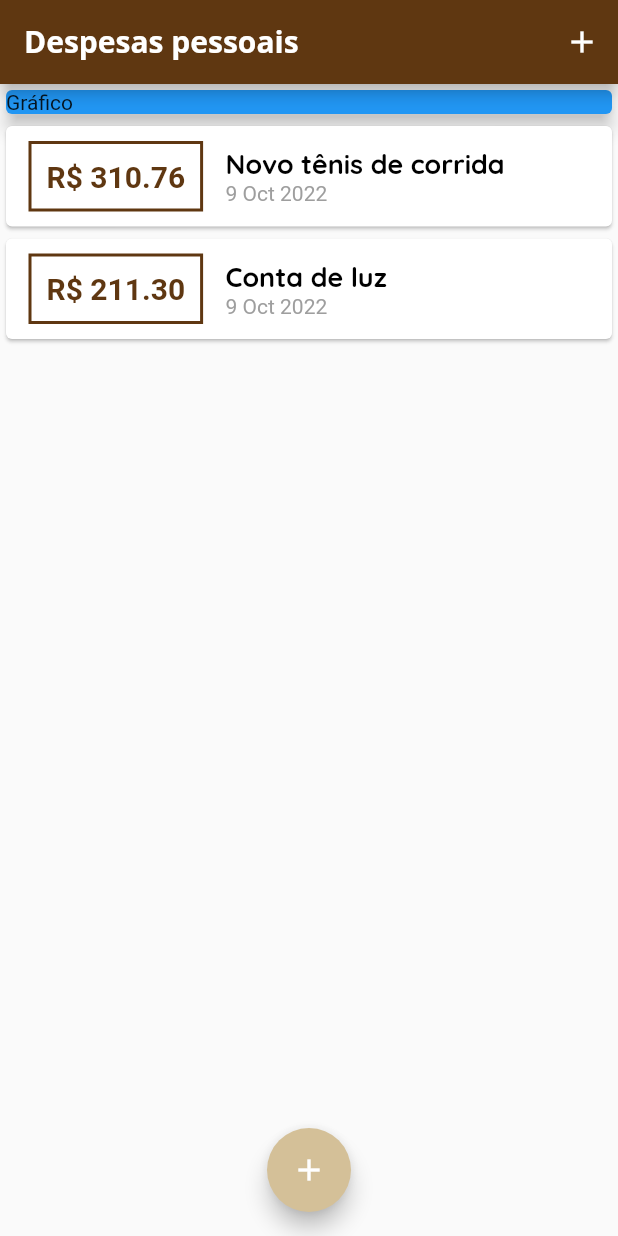
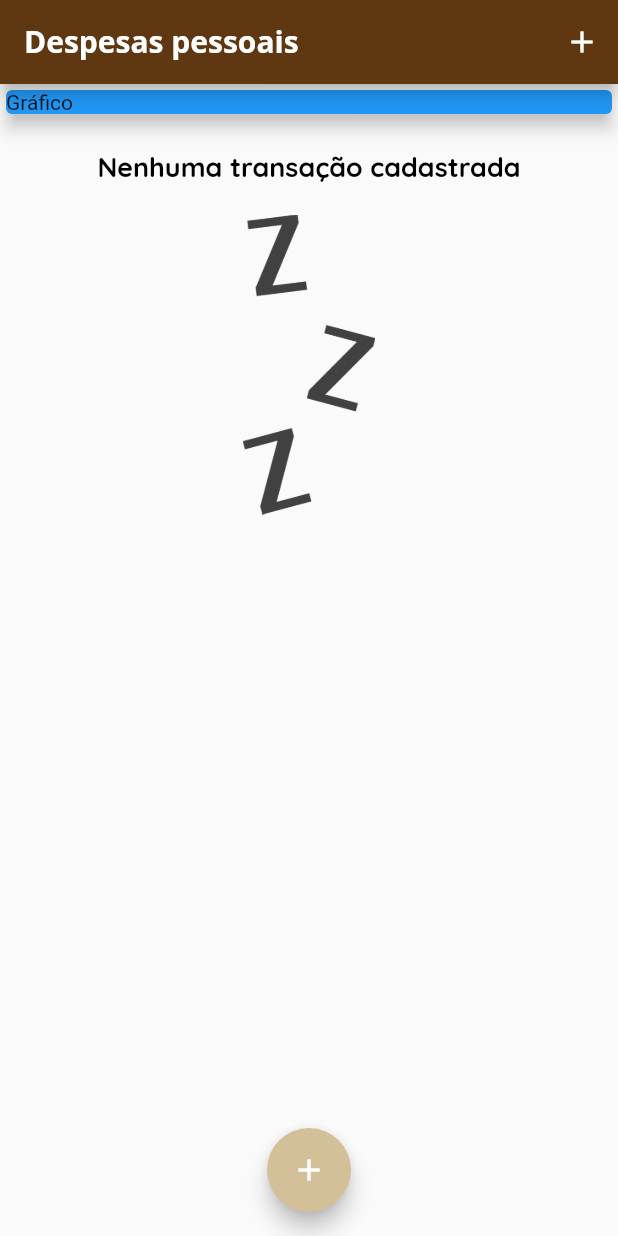
Before and after one commit to FelipeCourtois/despesas_app, a Flutter app: the screen it shows after launch, on a phone screen of 412 x 824 dp. Run offline on Flutter 3.47's test engine with Material 2 defaults, Android fonts, the phone set to English and light mode, and no system bars.

```diff
--- a/lib/components/transaction_list.dart
+++ b/lib/components/transaction_list.dart
@@ -12,7 +12,25 @@ class TransactionList extends StatelessWidget {
   Widget build(BuildContext context) {
     return Container(
       height: 300,
-      child: ListView.builder(
+      child: transactions.isEmpty
+          ? Column(
+              children: [
+                SizedBox(height: 20),
+                Text(
+                  'Nenhuma transação cadastrada',
+                  style: Theme.of(context).textTheme.headline6,
+                ),
+                SizedBox(height: 20),
+                Container(
+                  height: 200,
+                  child: Image.asset(
+                    'assets/images/waiting.png',
+                    fit: BoxFit.cover,
+                  ),
+                ),
+              ],
+            )
+          : ListView.builder(
               itemCount: transactions.length,
               itemBuilder: (ctx, index) {
                 final tr = transactions[index];
--- a/lib/main.dart
+++ b/lib/main.dart
@@ -47,19 +47,19 @@ class MyHomePage extends StatefulWidget {
 }
 
 class _MyHomePageState extends State<MyHomePage> {
-  final _transactions = [
-    Transaction(
-      id: 't1',
-      title: 'Novo tênis de corrida',
-      value: 310.76,
-      date: DateTime.now(),
-    ),
-    Transaction(
-      id: 't2',
-      title: 'Conta de luz',
-      value: 211.30,
-      date: DateTime.now(),
-    ),
+  final List<Transaction>_transactions = [
+    // Transaction(
+    //   id: 't1',
+    //   title: 'Novo tênis de corrida',
+    //   value: 310.76,
+    //   date: DateTime.now(),
+    // ),
+    // Transaction(
+    //   id: 't2',
+    //   title: 'Conta de luz',
+    //   value: 211.30,
+    //   date: DateTime.now(),
+    // ),
   ];
   _addTransaction(String title, double value) {
     final newTransaction = Transaction(
--- a/pubspec.yaml
+++ b/pubspec.yaml
@@ -61,8 +61,8 @@ flutter:
   uses-material-design: true
 
   # To add assets to your application, add an assets section, like this:
-  # assets:
-  #   - images/a_dot_burr.jpeg
+  assets:
+    - assets/images/waiting.png
   #   - images/a_dot_ham.jpeg
 
   # An image asset can refer to one or more resolution-specific "variants", see
```
Also changed, not shown: assets/images/waiting.png (added). Lines whose indentation alone changed are shown as unchanged.
